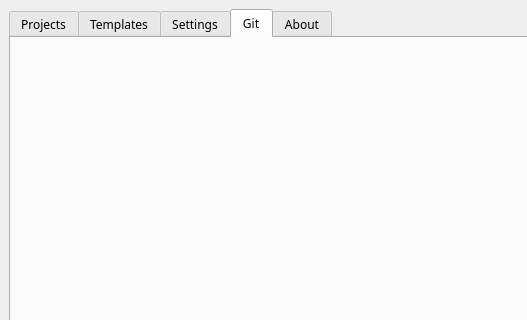
Notidman/Dollar, file mainwindow.ui: the form before one commit; both pictures show x 0 to 527 and y 0 to 320 of the 886 by 600 pixel window.
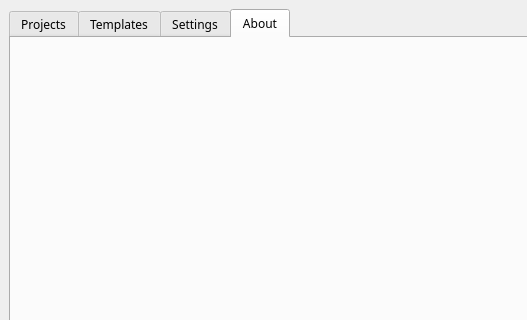
The form after the commit. The open tabs and pages were chosen to show the change.

What changed in the file:
```diff
--- a/mainwindow.ui
+++ b/mainwindow.ui
@@ -128,16 +128,6 @@
         </item>
        </layout>
       </widget>
-      <widget class="QWidget" name="tab_git">
-       <attribute name="title">
-        <string>Git</string>
-       </attribute>
-       <layout class="QGridLayout" name="gridLayout_4">
-        <item row="0" column="0">
-         <layout class="QGridLayout" name="gl_git_menu"/>
-        </item>
-       </layout>
-      </widget>
       <widget class="QWidget" name="tab_about">
        <attribute name="title">
         <string>About</string>
```
Left out of the diff: 2 changed lines with no effect on the pictures.
